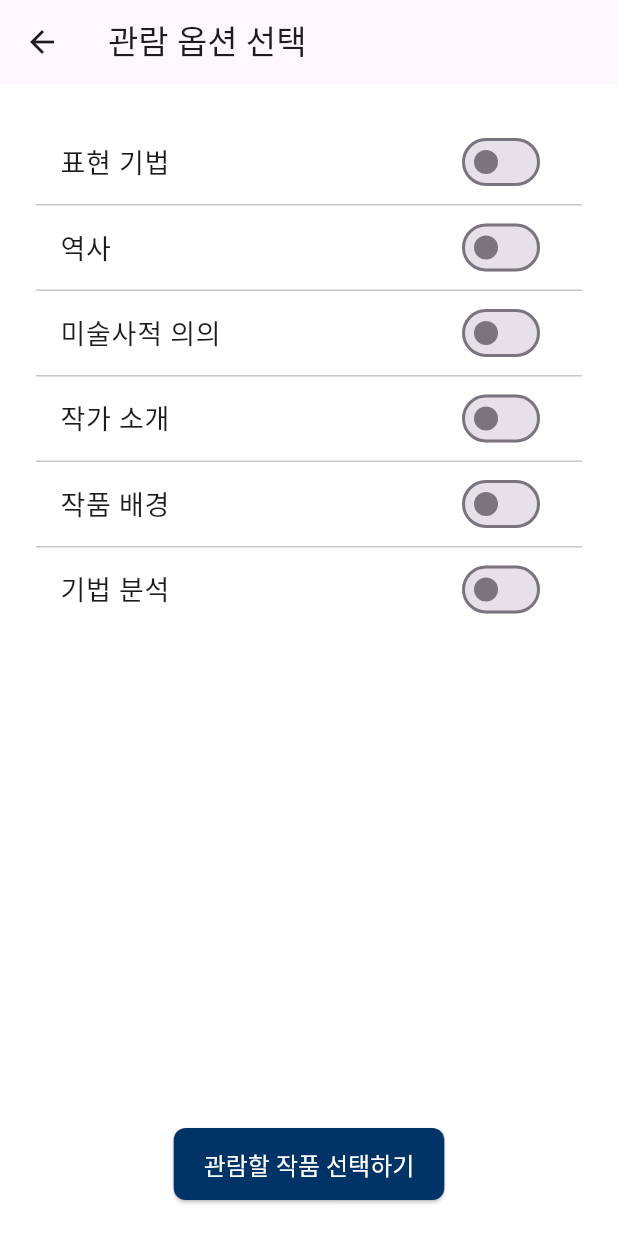
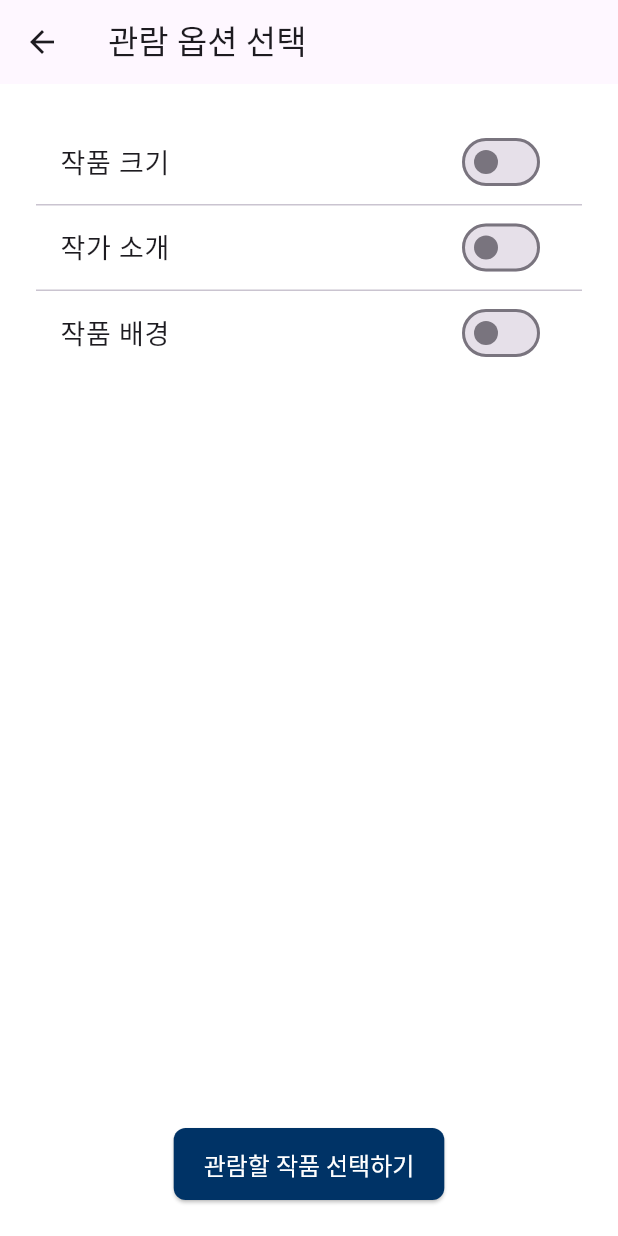
Before and after one commit to snuscsr/for_all, a Flutter app: the OptionScreen screen opened by its route, on a phone screen of 412 x 824 dp. Run offline on Flutter 3.47's test engine with Material 3 defaults, Android fonts, the phone set to English and light mode, and no system bars; our stand-ins replace audioplayers.

Commit message:
android run 호환 점검, option_screen 설명 선택 항목 하드코딩 임베딩

```diff
--- a/for_all1/lib/screens/option_screen.dart
+++ b/for_all1/lib/screens/option_screen.dart
@@ -6,12 +6,9 @@ class OptionScreen extends StatelessWidget {
   const OptionScreen({super.key});
 
   final List<String> options = const [
-    '표현 기법',
-    '역사',
-    '미술사적 의의',
+    '작품 크기',
     '작가 소개',
-    '작품 배경',
-    '기법 분석'
+    '작품 배경'
   ];
 
   @override
```
Also changed, not shown: 3 other files.
